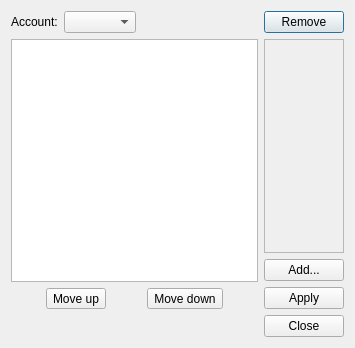
Before: the Qt Designer form src/plugins/azoth/bookmarksmanagerdialog.ui in 0xd34df00d/leechcraft, drawn with Qt 5.
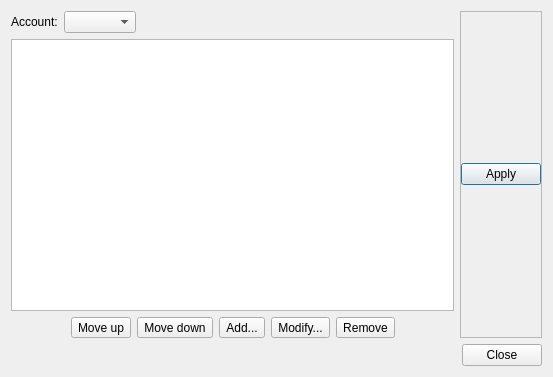
After: the same form once the commit is applied.

Commit message:
[Azoth] Initial BookmarksManagerDialog rework.
And added the Modify button.

The edit to the form file:
```diff
--- a/src/plugins/azoth/bookmarksmanagerdialog.ui
+++ b/src/plugins/azoth/bookmarksmanagerdialog.ui
@@ -6,8 +6,8 @@
    <rect>
     <x>0</x>
     <y>0</y>
-    <width>355</width>
-    <height>348</height>
+    <width>553</width>
+    <height>377</height>
    </rect>
   </property>
   <property name="windowTitle">
@@ -48,6 +48,19 @@
        </item>
        <item>
         <layout class="QHBoxLayout" name="horizontalLayout_2">
+         <item>
+          <spacer name="horizontalSpacer">
+           <property name="orientation">
+            <enum>Qt::Horizontal</enum>
+           </property>
+           <property name="sizeHint" stdset="0">
+            <size>
+             <width>40</width>
+             <height>20</height>
+            </size>
+           </property>
+          </spacer>
+         </item>
          <item>
           <widget class="QToolButton" name="MoveUp_">
            <property name="text">
@@ -62,19 +75,46 @@
            </property>
           </widget>
          </item>
+         <item>
+          <widget class="QToolButton" name="AddButton_">
+           <property name="text">
+            <string>Add...</string>
+           </property>
+          </widget>
+         </item>
+         <item>
+          <widget class="QToolButton" name="ModifyButton_">
+           <property name="text">
+            <string>Modify...</string>
+           </property>
+          </widget>
+         </item>
+         <item>
+          <widget class="QToolButton" name="RemoveButton_">
+           <property name="text">
+            <string>Remove</string>
+           </property>
+          </widget>
+         </item>
+         <item>
+          <spacer name="horizontalSpacer_2">
+           <property name="orientation">
+            <enum>Qt::Horizontal</enum>
+           </property>
+           <property name="sizeHint" stdset="0">
+            <size>
+             <width>40</width>
+             <height>20</height>
+            </size>
+           </property>
+          </spacer>
+         </item>
         </layout>
        </item>
       </layout>
      </item>
      <item>
       <layout class="QVBoxLayout" name="verticalLayout_2">
-       <item>
-        <widget class="QPushButton" name="RemoveButton_">
-         <property name="text">
-          <string>Remove</string>
-         </property>
-        </widget>
-       </item>
        <item>
         <widget class="QFrame" name="BMFrame_">
          <property name="frameShape">
@@ -87,23 +127,16 @@
           <property name="margin">
            <number>0</number>
           </property>
+          <item>
+           <widget class="QPushButton" name="ApplyButton_">
+            <property name="text">
+             <string>Apply</string>
+            </property>
+           </widget>
+          </item>
          </layout>
         </widget>
        </item>
-       <item>
-        <widget class="QPushButton" name="AddButton_">
-         <property name="text">
-          <string>Add...</string>
-         </property>
-        </widget>
-       </item>
-       <item>
-        <widget class="QPushButton" name="ApplyButton_">
-         <property name="text">
-          <string>Apply</string>
-         </property>
-        </widget>
-       </item>
       </layout>
      </item>
     </layout>
```
